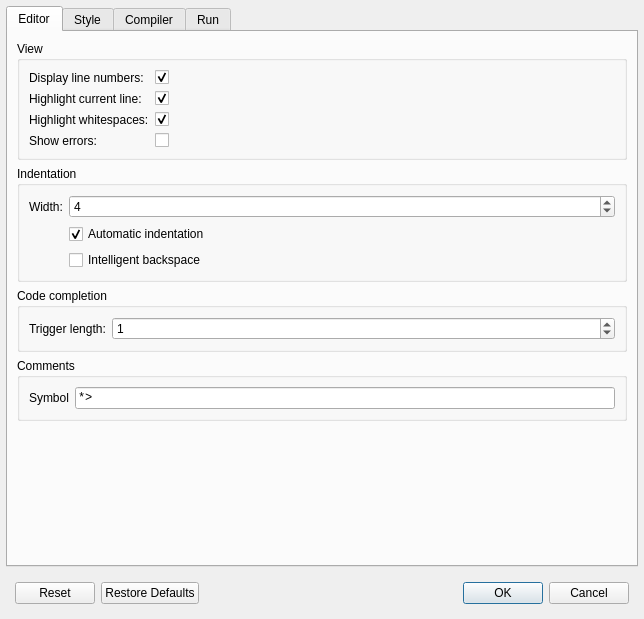
Old version of the form forms/dlg_preferences.ui in the repository OpenCobolIDE/OpenCobolIDE.
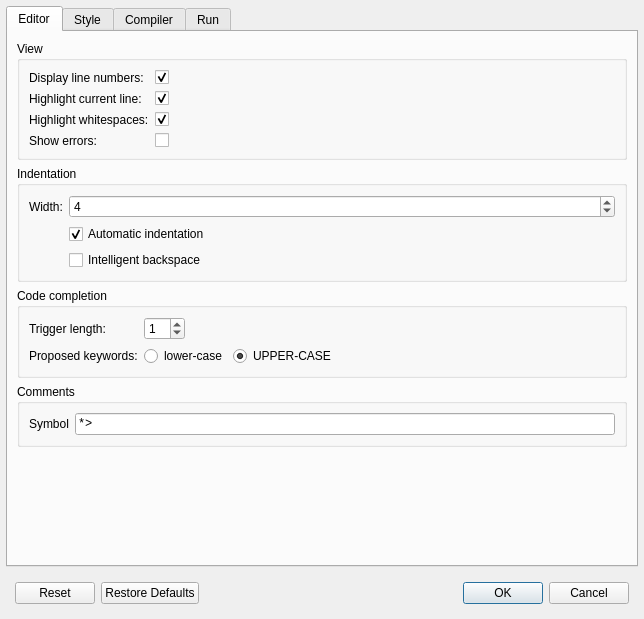
New version of the form. Icons and pictures are not drawn. Custom widgets are drawn as their Qt base class.

Commit message:
Add an option for selecting the case of the proposed keywords in code completion
Fix #87

```diff
--- a/forms/dlg_preferences.ui
+++ b/forms/dlg_preferences.ui
@@ -240,6 +240,9 @@
              <string>Code completion</string>
             </property>
             <layout class="QFormLayout" name="formLayout_4">
+             <property name="fieldGrowthPolicy">
+              <enum>QFormLayout::ExpandingFieldsGrow</enum>
+             </property>
              <item row="1" column="0">
               <widget class="QLabel" name="label_2">
                <property name="text">
@@ -260,6 +263,43 @@
                </property>
               </widget>
              </item>
+             <item row="2" column="0">
+              <widget class="QLabel" name="label_16">
+               <property name="text">
+                <string>Proposed keywords:</string>
+               </property>
+              </widget>
+             </item>
+             <item row="2" column="1">
+              <layout class="QHBoxLayout" name="horizontalLayout">
+               <property name="leftMargin">
+                <number>0</number>
+               </property>
+               <item>
+                <widget class="QRadioButton" name="rbLowerCaseKwds">
+                 <property name="toolTip">
+                  <string>All proposed keywords are lower-case</string>
+                 </property>
+                 <property name="text">
+                  <string>lower-case</string>
+                 </property>
+                </widget>
+               </item>
+               <item>
+                <widget class="QRadioButton" name="rbUpperCaseKwds">
+                 <property name="toolTip">
+                  <string>All proposed keywords are UPPER-CASE</string>
+                 </property>
+                 <property name="text">
+                  <string>UPPER-CASE</string>
+                 </property>
+                 <property name="checked">
+                  <bool>true</bool>
+                 </property>
+                </widget>
+               </item>
+              </layout>
+             </item>
             </layout>
            </widget>
           </item>
```
The commit also changes 6 other files.
